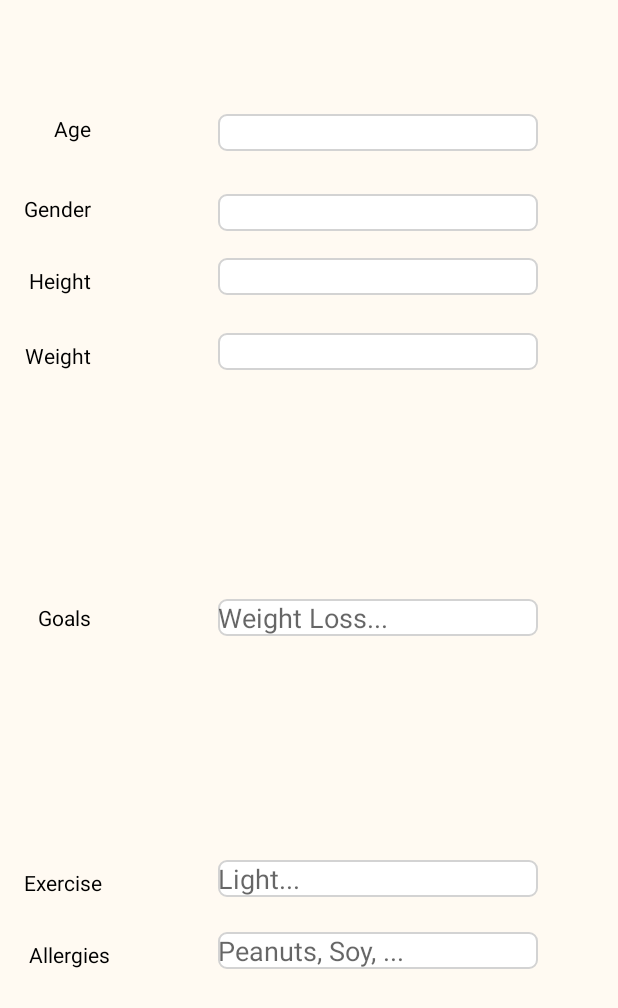
After one commit to nashanator17/NutritionAI, an Android app: the layout activity_signup.xml on its own in the app's theme, with its tools: preview values and no code run, on a phone screen of 412 x 824 dp. The commit adds this screen. Shown: the top 1008 px of the screen. Run offline under Robolectric (Android 15) with nearby library versions, the phone set to English and light mode, and no system bars.

Commit message:
added signup screen

```diff
--- a/MobileDev/app/src/main/java/com/example/djabbour/basquette/LoginActivity.java
+++ b/MobileDev/app/src/main/java/com/example/djabbour/basquette/LoginActivity.java
@@ -15,17 +15,27 @@ public class LoginActivity extends AppCompatActivity {
         setContentView(R.layout.activity_login);
 
 
-        //Retrieving login button by ID and navigating to main screen
+        //Retrieving login/Signup button by ID
         Button loginButton = (Button) findViewById(R.id.loginButton);
+        Button signupButton = (Button) findViewById(R.id.signupButton);
+
+        //Navigate to main screen on login
         loginButton.setOnClickListener(new View.OnClickListener() {
-
             @Override
             public void onClick(View view) {
-                Intent intent = new Intent(LoginActivity.this, MainActivity.class);
-                startActivity(intent);
+                Intent intent1 = new Intent(LoginActivity.this, MainActivity.class);
+                startActivity(intent1);
             }
+        });
 
+        signupButton.setOnClickListener(new View.OnClickListener() {
+            @Override
+            public void onClick(View view) {
+                Intent intent2 = new Intent(LoginActivity.this, SignupActivity.class);
+                startActivity(intent2);
+            }
         });
+
 
     }
 
--- /dev/null
+++ b/MobileDev/app/src/main/java/com/example/djabbour/basquette/SignupActivity.java
@@ -0,0 +1,8 @@
+package com.example.djabbour.basquette;
+
+import android.support.v7.app.AppCompatActivity;
+
+public class SignupActivity extends AppCompatActivity {
+
+
+}
--- /dev/null
+++ b/MobileDev/app/src/main/res/drawable/textback.xml
@@ -0,0 +1,13 @@
+<?xml version="1.0" encoding="utf-8"?>
+<shape xmlns:android="http://schemas.android.com/apk/res/android">
+    <stroke
+        android:width="1dp"
+        android:color="#d3d3d3" />
+    <solid
+        android:color="@color/white"
+        android:paddingLeft="10dp"
+        android:paddingTop="10dp"/>
+    <corners
+        android:radius="5dp" />
+
+</shape>
--- /dev/null
+++ b/MobileDev/app/src/main/res/layout/activity_signup.xml
@@ -0,0 +1,150 @@
+<?xml version="1.0" encoding="utf-8"?>
+<RelativeLayout
+
+    xmlns:android="http://schemas.android.com/apk/res/android"
+    xmlns:app="http://schemas.android.com/apk/res-auto"
+    xmlns:tools="http://schemas.android.com/tools"
+    android:layout_width="match_parent"
+    android:layout_height="match_parent"
+    android:background="@color/basquette"
+    tools:context=".SignupActivity">
+
+
+    <TextView
+        android:id="@+id/ageTitle"
+        android:layout_width="wrap_content"
+        android:layout_height="wrap_content"
+        android:layout_alignParentStart="true"
+        android:layout_alignParentTop="true"
+        android:layout_marginStart="36dp"
+        android:layout_marginTop="76dp"
+        android:text="Age"
+        android:textColor="@color/black" />
+
+    <TextView
+        android:id="@+id/genderTitle"
+        android:layout_width="wrap_content"
+        android:layout_height="wrap_content"
+        android:layout_alignEnd="@+id/ageTitle"
+        android:layout_alignParentTop="true"
+        android:layout_marginTop="129dp"
+        android:text="Gender"
+        android:textColor="@color/black" />
+
+    <TextView
+        android:id="@+id/heightTitle"
+        android:layout_width="wrap_content"
+        android:layout_height="wrap_content"
+        android:layout_alignEnd="@+id/ageTitle"
+        android:layout_alignParentTop="true"
+        android:layout_marginTop="177dp"
+        android:text="Height"
+        android:textColor="@color/black" />
+
+    <TextView
+        android:id="@+id/weightTitle"
+        android:layout_width="wrap_content"
+        android:layout_height="wrap_content"
+        android:layout_alignEnd="@+id/ageTitle"
+        android:layout_alignParentTop="true"
+        android:layout_marginTop="227dp"
+        android:text="Weight"
+        android:textColor="@color/black" />
+
+    <TextView
+        android:id="@+id/textView5"
+        android:layout_width="wrap_content"
+        android:layout_height="wrap_content"
+        android:layout_alignEnd="@+id/ageTitle"
+        android:layout_centerVertical="true"
+        android:text="Goals"
+        android:textColor="@color/black" />
+
+    <TextView
+        android:id="@+id/exerciseTitle"
+        android:layout_width="wrap_content"
+        android:layout_height="wrap_content"
+        android:layout_alignParentBottom="true"
+        android:layout_alignStart="@+id/genderTitle"
+        android:layout_marginBottom="226dp"
+        android:text="Exercise"
+        android:textColor="@color/black" />
+
+    <TextView
+        android:id="@+id/allergiesTitle"
+        android:layout_width="wrap_content"
+        android:layout_height="wrap_content"
+        android:layout_alignParentBottom="true"
+        android:layout_alignStart="@+id/heightTitle"
+        android:layout_marginBottom="178dp"
+        android:text="Allergies"
+        android:textColor="@color/black" />
+
+    <EditText
+        android:id="@+id/age"
+        android:layout_width="wrap_content"
+        android:layout_height="wrap_content"
+        android:layout_alignParentEnd="true"
+        android:layout_alignTop="@+id/ageTitle"
+        android:layout_marginEnd="53dp"
+        android:background="@drawable/textback"
+        android:ems="10" />
+
+    <EditText
+        android:id="@+id/gender"
+        android:layout_width="wrap_content"
+        android:layout_height="wrap_content"
+        android:layout_alignBottom="@+id/weightTitle"
+        android:layout_alignStart="@+id/age"
+        android:background="@drawable/textback"
+        android:ems="10" />
+
+    <EditText
+        android:id="@+id/height"
+        android:layout_width="wrap_content"
+        android:layout_height="wrap_content"
+        android:layout_alignBottom="@+id/heightTitle"
+        android:layout_alignStart="@+id/age"
+        android:background="@drawable/textback"
+        android:ems="10" />
+
+    <EditText
+        android:id="@+id/weight"
+        android:layout_width="wrap_content"
+        android:layout_height="wrap_content"
+        android:layout_alignStart="@+id/age"
+        android:layout_alignTop="@+id/genderTitle"
+        android:background="@drawable/textback"
+        android:ems="10" />
+
+    <EditText
+        android:id="@+id/goals"
+        android:layout_width="wrap_content"
+        android:layout_height="wrap_content"
+        android:layout_alignStart="@+id/age"
+        android:layout_centerVertical="true"
+        android:background="@drawable/textback"
+        android:ems="10"
+        android:hint="Weight Loss..." />
+
+    <EditText
+        android:id="@+id/exercise"
+        android:layout_width="wrap_content"
+        android:layout_height="wrap_content"
+        android:layout_alignBottom="@+id/exerciseTitle"
+        android:layout_alignStart="@+id/age"
+        android:background="@drawable/textback"
+        android:ems="10"
+        android:hint="Light..." />
+
+    <EditText
+        android:id="@+id/allergies"
+        android:layout_width="wrap_content"
+        android:layout_height="wrap_content"
+        android:layout_alignBottom="@+id/allergiesTitle"
+        android:layout_alignStart="@+id/age"
+        android:background="@drawable/textback"
+        android:ems="10"
+        android:hint="Peanuts, Soy, ..." />
+
+</RelativeLayout>
--- a/MobileDev/app/src/main/res/values/strings.xml
+++ b/MobileDev/app/src/main/res/values/strings.xml
@@ -5,6 +5,7 @@
     <color name="loginButton">#ff7979</color>
     <color name="toolbar">#ffe0b2</color>
     <color name="black">#000</color>
+    <color name="white">#FFF</color>
 
     <string name="title_activity_main_screen">MainScreen</string>
     <string name="title_home">Home</string>
```
